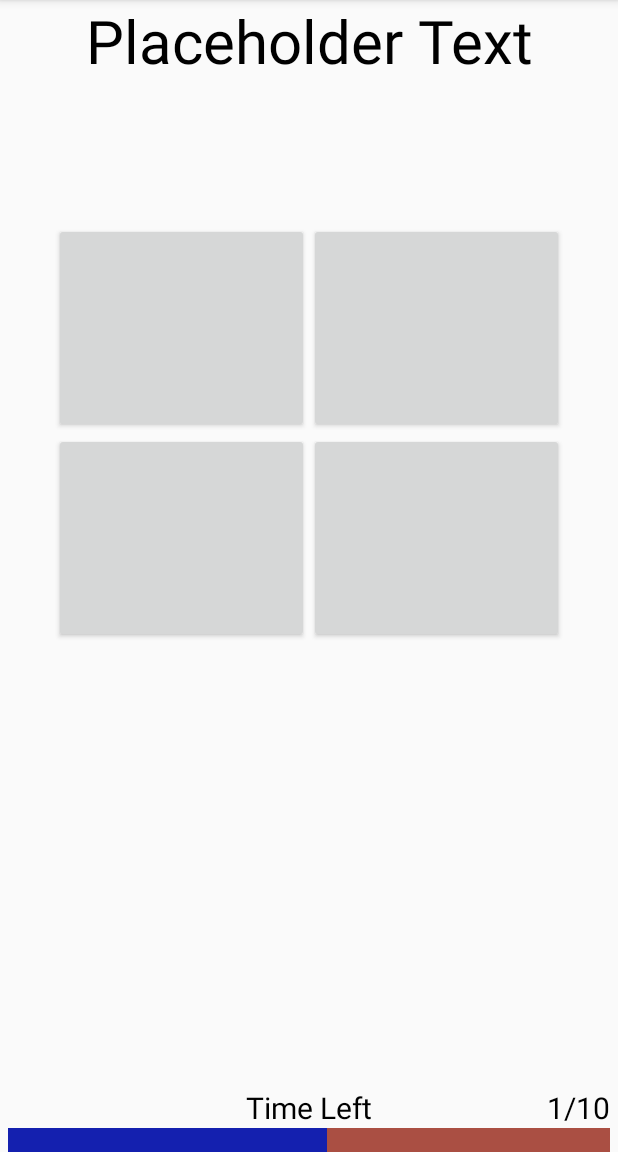
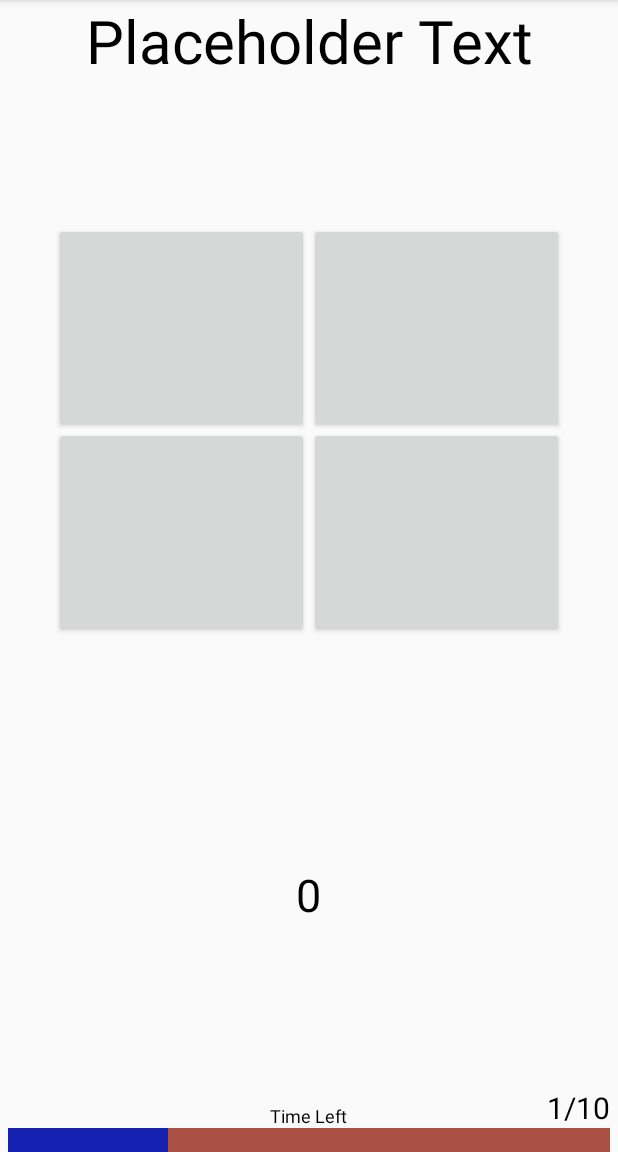
Before and after one commit to AndrewPochapsky/CountryCapitals, an Android app: the QuizInProgressActivity screen opened directly, with no data from a screen before it, on a phone screen of 412 x 824 dp, the part 84-1236 px from its top. Run offline under Robolectric (Android 15) with nearby library versions, the phone set to English and light mode, and no system bars; network calls fail; 6 statements that could not run were skipped.

Commit message:
Added score which updates upon getting a question right

```diff
--- a/app/src/main/java/dreadloaf/com/countryquiz/QuizEndActivity.java
+++ b/app/src/main/java/dreadloaf/com/countryquiz/QuizEndActivity.java
@@ -35,7 +35,7 @@ public class QuizEndActivity extends AppCompatActivity {
             score = previousActivityIntent.getStringExtra("score");
         }
 
-        String text = "You got " + score + " correct!";
+        String text = "You got a score of " + score + "!";
         mHeader.setText(text);
 
         mReturnButton.setOnClickListener(new View.OnClickListener() {
--- a/app/src/main/java/dreadloaf/com/countryquiz/QuizInProgressActivity.java
+++ b/app/src/main/java/dreadloaf/com/countryquiz/QuizInProgressActivity.java
@@ -5,8 +5,10 @@ import android.animation.ObjectAnimator;
 import android.content.Intent;
 import android.graphics.Color;
 import android.graphics.drawable.Drawable;
+import android.os.AsyncTask;
 import android.os.Bundle;
 import android.os.CountDownTimer;
+import android.os.Handler;
 import android.os.PersistableBundle;
 import android.support.annotation.Nullable;
 import android.support.v7.app.AppCompatActivity;
@@ -27,24 +29,29 @@ import java.util.HashMap;
 import java.util.LinkedList;
 import java.util.Queue;
 import java.util.Random;
+import java.util.Timer;
+import java.util.TimerTask;
 
 public class QuizInProgressActivity extends AppCompatActivity implements View.OnClickListener{
 
     String mRegion;
     Queue<Question> mQuestions;
-    TextView mQuestionTextView, mProgressTextView;
+    TextView mQuestionTextView, mProgressTextView, mScoreTextView;
     LinearLayout mFirstRow, mSecondRow;
-    ProgressBar mTimer;
+    ProgressBar mTimerProgressBar;
     ObjectAnimator mAnimation;
     Question mCurrentQuestion;
     Button[] mButtons;
     int mNumCorrect;
+    int mScore;
     int mProgress;
     boolean mFinished = false;
 
     final int mMaxTimerValue = 100;
     final int mNumQuestions = 10;
     final int mNumCapitals = 4;
+    final int mDuration = 10000;
+    final int mBaseScore = 100;
 
     @Override
     public void onCreate(@Nullable Bundle savedInstanceState) {
@@ -54,14 +61,15 @@ public class QuizInProgressActivity extends AppCompatActivity implements View.On
         mQuestionTextView = findViewById(R.id.quiz_inprogress_header);
         mFirstRow = findViewById(R.id.first_button_row);
         mSecondRow = findViewById(R.id.second_button_row);
-        mTimer = findViewById(R.id.timer);
+        mTimerProgressBar = findViewById(R.id.timer);
         mProgressTextView = findViewById(R.id.progress_text);
+        mScoreTextView = findViewById(R.id.quiz_score_text);
         mButtons = new Button[mSecondRow.getChildCount() + mFirstRow.getChildCount()];
 
         // Get the Drawable custom_progressbar
         Drawable draw=getResources().getDrawable(R.drawable.custom_progressbar);
         // set the drawable as progress drawable
-        mTimer.setProgressDrawable(draw);
+        mTimerProgressBar.setProgressDrawable(draw);
 
         //Get the region chosen by user
         Intent previousActivityIntent = getIntent();
@@ -83,22 +91,23 @@ public class QuizInProgressActivity extends AppCompatActivity implements View.On
             button.setOnClickListener(this);
             index++;
         }
-        mNumCorrect = 0;
-        mProgress = 0;
         setupAnimation();
         setupNextQuestion();
         updateProgressText();
+        mScoreTextView.setText(String.valueOf(mScore));
         mAnimation.start();
-        Log.d("QUIZ", "OnCreate");
     }
 
     @Override
     public void onClick(View view) {
         Button button = (Button)view;
-        Log.d("BUTTON", "Clicked " + button.getText().toString());
         if(mCurrentQuestion.isCorrectAnswer(button.getText().toString())){
             //Answer is right
             mNumCorrect++;
+            //update score
+            calculateScore(mTimerProgressBar.getProgress());
+            mScoreTextView.setText(String.valueOf(mScore));
+
         }
         else{
             //Answer is wrong, do something
@@ -106,6 +115,13 @@ public class QuizInProgressActivity extends AppCompatActivity implements View.On
         updateProgressText();
         setupNextQuestion();
         mAnimation.start();
+
+    }
+
+    private void calculateScore(int timePassed) {
+        timePassed /= 100;
+        //10 is subtracted to make the score more attuned to the progress
+        mScore += (mBaseScore - (timePassed - 10));
     }
 
     private Queue<Question> setupQuestions(){
@@ -150,16 +166,13 @@ public class QuizInProgressActivity extends AppCompatActivity implements View.On
 
     private void setupAnimation(){
         //Is multiplied by 100 to ensure for a smooth animation, going up by 1 makes it look choppy
-        mTimer.setMax(mMaxTimerValue*100);
-
-        mAnimation = ObjectAnimator.ofInt(mTimer, "progress", mTimer.getProgress(), mMaxTimerValue * 100);
+        mTimerProgressBar.setMax(mMaxTimerValue*100);
+        mAnimation = ObjectAnimator.ofInt(mTimerProgressBar, "progress", mTimerProgressBar.getProgress(), mMaxTimerValue * 100);
         mAnimation.setInterpolator(new LinearInterpolator());
-        mAnimation.setDuration(5000);
+        mAnimation.setDuration(mDuration);
         mAnimation.addListener(new Animator.AnimatorListener() {
             @Override
-            public void onAnimationStart(Animator animator) {
-
-            }
+            public void onAnimationStart(Animator animator) { }
 
             @Override
             public void onAnimationEnd(Animator animator) {
@@ -168,42 +181,36 @@ public class QuizInProgressActivity extends AppCompatActivity implements View.On
                     //start next question and mark this one is wrong
                     updateProgressText();
                     setupNextQuestion();
-                    Log.d("Animation", "Animation mFinished");
+                    Log.d("Animation", "Animation finished");
                 }
             }
 
             @Override
-            public void onAnimationCancel(Animator animator) {
-
-            }
+            public void onAnimationCancel(Animator animator) { }
 
             @Override
-            public void onAnimationRepeat(Animator animator) {
-
-            }
+            public void onAnimationRepeat(Animator animator) { }
         });
     }
 
     private void setupNextQuestion(){
         Question nextQuestion = mQuestions.poll();
-        Log.d("QUIZ", "Setting up queestion");
         if(nextQuestion ==  null){
-            Log.d("QUIZ", "ENDING");
             //End of quiz
             Intent intent = new Intent(QuizInProgressActivity.this, QuizEndActivity.class);
-            String score = mNumCorrect + "/" + mNumQuestions;
-            intent.putExtra("score", score);
+            //String score = mNumCorrect + "/" + mNumQuestions;
+            intent.putExtra("score", String.valueOf(mScore));
             mFinished = true;
             startActivity(intent);
         }
         else{
-            Log.d("Animation", "There is another question indeed");
             mAnimation.start();
             mCurrentQuestion = nextQuestion;
             String[] capitals = mCurrentQuestion.getCapitals();
             for(int i = 0; i < capitals.length; i++){
                 mButtons[i].setText(capitals[i]);
             }
+
             String prefix = "What is the capital of ";
             String suffix = mCurrentQuestion.getAnswerCountry() + "?";
             String text = prefix + suffix;
--- a/app/src/main/res/layout/activity_quiz_inprogress.xml
+++ b/app/src/main/res/layout/activity_quiz_inprogress.xml
@@ -34,13 +34,14 @@
         android:layout_width="wrap_content"
         android:layout_height="wrap_content"
         android:orientation="horizontal"
+        android:layout_marginTop="-4dp"
         android:id="@+id/second_button_row">
         <Button
             style="@style/quizButton"/>
-
         <Button
             style="@style/quizButton"/>
     </LinearLayout>
+
     <RelativeLayout
         android:layout_width="match_parent"
         android:layout_height="wrap_content"
@@ -53,7 +54,16 @@
             android:layout_centerHorizontal="true"
             android:text="@string/time_left"
             android:textColor="@android:color/black"
-            android:textSize="20sp" />
+            android:textSize="12sp" />
+
+        <TextView
+            android:layout_width="wrap_content"
+            android:layout_height="wrap_content"
+            android:text="@string/placeholder"
+            android:layout_centerInParent="true"
+            android:textColor="@android:color/black"
+            android:textSize="30sp"
+            android:id="@+id/quiz_score_text"/>
 
         <TextView
             android:layout_width="wrap_content"
@@ -66,7 +76,6 @@
             android:textColor="@android:color/black"
             android:textSize="20sp"
             android:id="@+id/progress_text"/>
-
 
         <ProgressBar
             android:id="@+id/timer"
--- a/app/src/main/res/values/styles.xml
+++ b/app/src/main/res/values/styles.xml
@@ -11,7 +11,7 @@
         <item name="android:windowAnimationStyle">@null</item>
     </style>
     <style name="quizButton">
-        <item name = "android:textSize">22sp</item>
+        <item name ="android:textSize">22sp</item>
         <item name="android:layout_gravity">start</item>
         <item name="android:layout_width">170dp</item>
         <item name="android:layout_height">140dp</item>
```
